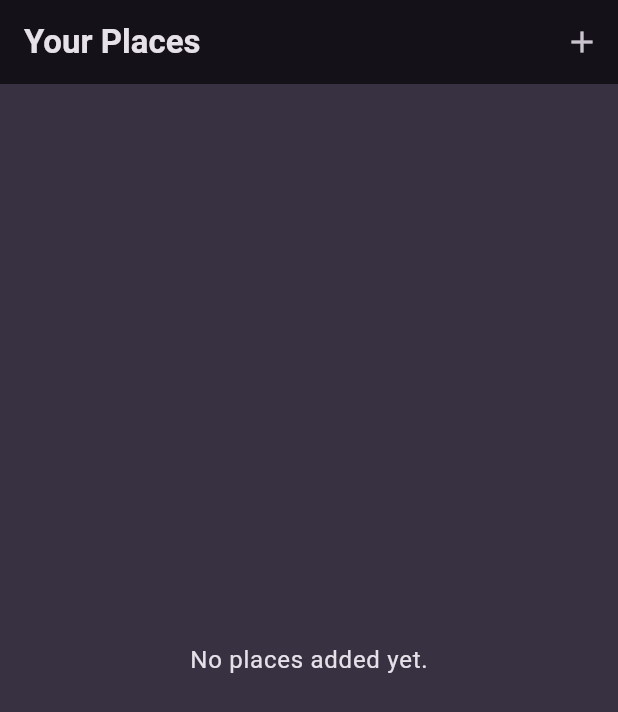
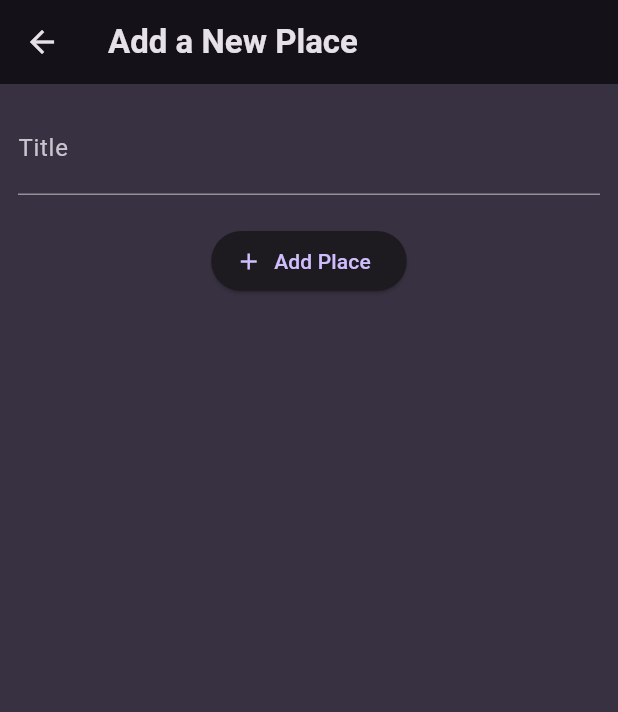
Before and after one commit to subhava06/LookNGo-App-, a Flutter app: the screen it shows after launch, after a tap on the "add" icon, on a phone screen of 412 x 824 dp. Shown: the top 712 px of the screen. Run offline on Flutter 3.47's test engine with Material 3 defaults, Android fonts, the phone set to English and light mode, and no system bars; our stand-ins replace google_fonts.

Commit message:
feat: add places screen initiated

```diff
--- a/lib/screens/add_place.dart
+++ b/lib/screens/add_place.dart
@@ -1 +1,48 @@
 // Screen used to add places to the list
+//to manage user i/p...so stf widget
+import 'package:flutter/material.dart';
+
+class AddPlaceScreen extends StatefulWidget {
+  const AddPlaceScreen({super.key});
+
+  @override
+  State<AddPlaceScreen> createState() => _AddPlaceScreenState();
+}
+
+class _AddPlaceScreenState extends State<AddPlaceScreen> {
+  final _titleController = TextEditingController();
+
+  @override //always dispose controller inside stf widget
+  void dispose() {
+    _titleController.dispose();
+    super.dispose();
+  }
+
+  @override
+  //since it is a separate standalone screen, so we need scaffold
+  Widget build(BuildContext context) {
+    return Scaffold(
+      appBar: AppBar(
+        title: const Text('Add a New Place'),
+      ),
+      body: SingleChildScrollView(
+        padding: EdgeInsets.all(12),
+        child: Column(
+          children: [
+            TextField(decoration: InputDecoration(labelText: 'Title'),
+              style: TextStyle(fontSize: 20, color: Theme.of(context).colorScheme.onSurface),
+              controller: _titleController,
+            ),
+            const SizedBox(height: 20),
+            ElevatedButton.icon(
+              onPressed: (){},
+              label: const Text('Add Place'),
+              icon: Icon(Icons.add),
+            ),
+          ],
+        ),
+      ),
+
+    );
+  }
+}
--- a/lib/screens/places.dart
+++ b/lib/screens/places.dart
@@ -2,6 +2,8 @@
 
 import 'package:flutter/material.dart';
 import 'package:favorite_places_app/widgets/places_list.dart';
+
+import 'add_place.dart';
 
 class PlacesScreen extends StatelessWidget {
      const PlacesScreen({super.key});
@@ -14,7 +16,11 @@ class PlacesScreen extends StatelessWidget {
            actions: [
              IconButton(
                icon: const Icon(Icons.add),
-               onPressed: () {},
+               onPressed: () {
+                 Navigator.of(context).push(MaterialPageRoute(builder: (ctx) => const AddPlaceScreen(),
+                 ),
+                 );
+               },
              ),
            ],
          ),
```
